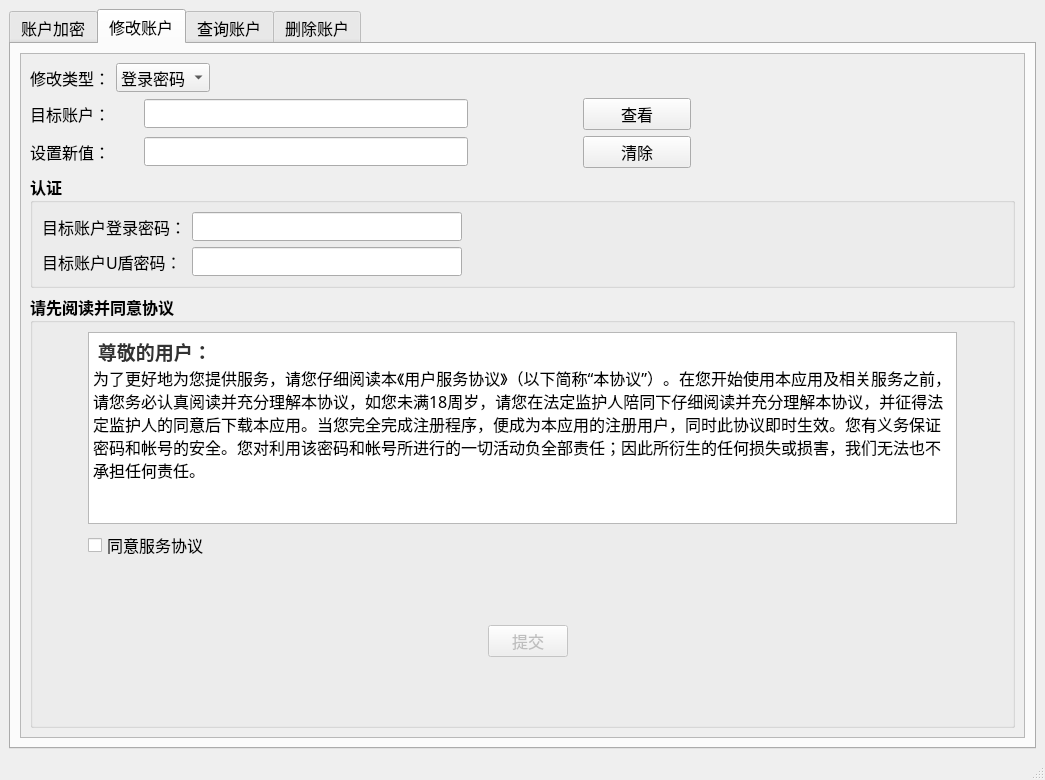
This is ui/account_crypto.ui in guanlu-up/CryptoUI as Qt 5 draws it before an edit. The edited form follows.
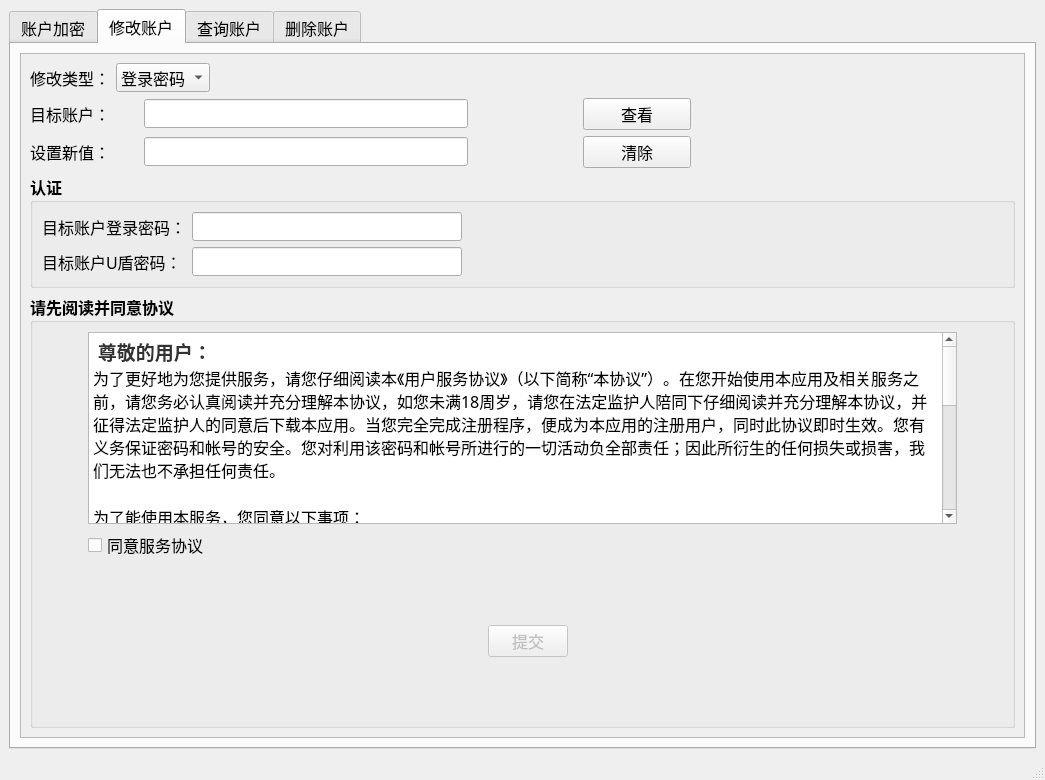
This is the edited form. The open tabs and pages were chosen to show the change.

Commit message: transform ui file to python

```diff
--- a/ui/account_crypto.ui
+++ b/ui/account_crypto.ui
@@ -752,13 +752,33 @@
                 <layout class="QVBoxLayout" name="verticalLayout_4">
                  <item>
                   <widget class="QTextBrowser" name="textBrowser_3">
+                   <property name="font">
+                    <font>
+                     <family>Sitka Subheading</family>
+                     <pointsize>12</pointsize>
+                     <weight>50</weight>
+                     <bold>false</bold>
+                    </font>
+                   </property>
                    <property name="html">
                     <string>&lt;!DOCTYPE HTML PUBLIC &quot;-//W3C//DTD HTML 4.0//EN&quot; &quot;http://www.w3.org/TR/REC-html40/strict.dtd&quot;&gt;
 &lt;html&gt;&lt;head&gt;&lt;meta name=&quot;qrichtext&quot; content=&quot;1&quot; /&gt;&lt;style type=&quot;text/css&quot;&gt;
 p, li { white-space: pre-wrap; }
-&lt;/style&gt;&lt;/head&gt;&lt;body style=&quot; font-family:'Sitka Subheading','Sitka Subheading'; font-size:12pt; font-weight:600; font-style:normal;&quot;&gt;
+&lt;/style&gt;&lt;/head&gt;&lt;body style=&quot; font-family:'Sitka Subheading','Sitka Subheading','Sitka Subheading'; font-size:12pt; font-weight:400; font-style:normal;&quot;&gt;
 &lt;p style=&quot; margin-top:0px; margin-bottom:0px; margin-left:0px; margin-right:0px; -qt-block-indent:0; text-indent:0px;&quot;&gt;&lt;span style=&quot; font-family:'Helvetica Neue','Helvetica','Arial','sans-serif'; font-size:14pt; font-weight:696; color:#333333; background-color:#ffffff;&quot;&gt; 尊敬的用户：&lt;/span&gt;&lt;/p&gt;
-&lt;p style=&quot; margin-top:0px; margin-bottom:0px; margin-left:0px; margin-right:0px; -qt-block-indent:0; text-indent:0px;&quot;&gt;&lt;span style=&quot; font-family:'Sitka Subheading'; font-weight:400;&quot;&gt;为了更好地为您提供服务，请您仔细阅读本《用户服务协议》（以下简称“本协议”）。在您开始使用本应用及相关服务之前，请您务必认真阅读并充分理解本协议，如您未满18周岁，请您在法定监护人陪同下仔细阅读并充分理解本协议，并征得法定监护人的同意后下载本应用。当您完全完成注册程序，便成为本应用的注册用户，同时此协议即时生效。您有义务保证密码和帐号的安全。您对利用该密码和帐号所进行的一切活动负全部责任；因此所衍生的任何损失或损害，我们无法也不承担任何责任。&lt;/span&gt;&lt;/p&gt;&lt;/body&gt;&lt;/html&gt;</string>
+&lt;p style=&quot; margin-top:0px; margin-bottom:0px; margin-left:0px; margin-right:0px; -qt-block-indent:0; text-indent:0px;&quot;&gt;&lt;span style=&quot; font-family:'Sitka Subheading';&quot;&gt;为了更好地为您提供服务，请您仔细阅读本《用户服务协议》（以下简称“本协议”）。在您开始使用本应用及相关服务之前，请您务必认真阅读并充分理解本协议，如您未满18周岁，请您在法定监护人陪同下仔细阅读并充分理解本协议，并征得法定监护人的同意后下载本应用。当您完全完成注册程序，便成为本应用的注册用户，同时此协议即时生效。您有义务保证密码和帐号的安全。您对利用该密码和帐号所进行的一切活动负全部责任；因此所衍生的任何损失或损害，我们无法也不承担任何责任。&lt;/span&gt;&lt;/p&gt;
+&lt;p style=&quot;-qt-paragraph-type:empty; margin-top:0px; margin-bottom:0px; margin-left:0px; margin-right:0px; -qt-block-indent:0; text-indent:0px; font-family:'Sitka Subheading';&quot;&gt;&lt;br /&gt;&lt;/p&gt;
+&lt;p style=&quot; margin-top:0px; margin-bottom:0px; margin-left:0px; margin-right:0px; -qt-block-indent:0; text-indent:0px;&quot;&gt;&lt;span style=&quot; font-family:'Sitka Subheading';&quot;&gt;为了能使用本服务，您同意以下事项：&lt;/span&gt;&lt;/p&gt;
+&lt;p style=&quot;-qt-paragraph-type:empty; margin-top:0px; margin-bottom:0px; margin-left:0px; margin-right:0px; -qt-block-indent:0; text-indent:0px; font-family:'Sitka Subheading';&quot;&gt;&lt;br /&gt;&lt;/p&gt;
+&lt;p style=&quot; margin-top:0px; margin-bottom:0px; margin-left:0px; margin-right:0px; -qt-block-indent:0; text-indent:0px;&quot;&gt;&lt;span style=&quot; font-family:'Sitka Subheading';&quot;&gt;(1) 维持更新您个人用户信息，确保其真实、正确、最新及完整。&lt;/span&gt;&lt;/p&gt;
+&lt;p style=&quot; margin-top:0px; margin-bottom:0px; margin-left:0px; margin-right:0px; -qt-block-indent:0; text-indent:0px;&quot;&gt;&lt;span style=&quot; font-family:'Sitka Subheading';&quot;&gt;若您提供任何错误、不实、过时或不完整的资料，并为应用所确知，或者应用有合理的理由怀疑前述资料为错误、不实、过时或不完整，我司有权暂停或终止您的帐号，并拒绝您于现在和未来使用应用全部或部分的服务。&lt;/span&gt;&lt;/p&gt;
+&lt;p style=&quot;-qt-paragraph-type:empty; margin-top:0px; margin-bottom:0px; margin-left:0px; margin-right:0px; -qt-block-indent:0; text-indent:0px; font-family:'Sitka Subheading';&quot;&gt;&lt;br /&gt;&lt;/p&gt;
+&lt;p style=&quot; margin-top:0px; margin-bottom:0px; margin-left:0px; margin-right:0px; -qt-block-indent:0; text-indent:0px;&quot;&gt;&lt;span style=&quot; font-family:'Sitka Subheading';&quot;&gt;(2) 应用不对用户所发布信息的删除或储存失败负责。&lt;/span&gt;&lt;/p&gt;
+&lt;p style=&quot; margin-top:0px; margin-bottom:0px; margin-left:0px; margin-right:0px; -qt-block-indent:0; text-indent:0px;&quot;&gt;&lt;span style=&quot; font-family:'Sitka Subheading';&quot;&gt;应用并不承诺对用户的存储信息进行无限期保留。除非本协议中另有规定，否则应用不保证服务一定会满足用户的使用要求，也不保证服务不会受中断，对服务的及时性、安全性、准确性也不作担保。应用有判定用户的行为是否符合应用服务条款的要求和精神的保留权利，如果用户违背了服务条款的规定，应用有中断对其提供网络服务的权利。&lt;/span&gt;&lt;/p&gt;
+&lt;p style=&quot;-qt-paragraph-type:empty; margin-top:0px; margin-bottom:0px; margin-left:0px; margin-right:0px; -qt-block-indent:0; text-indent:0px; font-family:'Sitka Subheading';&quot;&gt;&lt;br /&gt;&lt;/p&gt;
+&lt;p style=&quot; margin-top:0px; margin-bottom:0px; margin-left:0px; margin-right:0px; -qt-block-indent:0; text-indent:0px;&quot;&gt;&lt;span style=&quot; font-family:'Sitka Subheading';&quot;&gt;(3) 用户对网络服务的使用承担风险。应用对此不作任何类型的担保，不论是明确的或隐含的，但是不对商业性的隐含担保、特定目的和不违反规定的适当担保作限制&lt;/span&gt;&lt;/p&gt;
+&lt;p style=&quot;-qt-paragraph-type:empty; margin-top:0px; margin-bottom:0px; margin-left:0px; margin-right:0px; -qt-block-indent:0; text-indent:0px; font-family:'Sitka Subheading';&quot;&gt;&lt;br /&gt;&lt;/p&gt;
+&lt;p style=&quot; margin-top:0px; margin-bottom:0px; margin-left:0px; margin-right:0px; -qt-block-indent:0; text-indent:0px;&quot;&gt;&lt;span style=&quot; font-family:'Sitka Subheading';&quot;&gt;(4) 用户单独承担发布内容的责任。用户对服务的使用是根据所有适用于应用的国家法律、地方法律和国际法律标准的。&lt;/span&gt;&lt;/p&gt;&lt;/body&gt;&lt;/html&gt;</string>
                    </property>
                   </widget>
                  </item>
```
Left out of the diff: 43 changed lines with no effect on the pictures. The commit also changes 3 other files.
